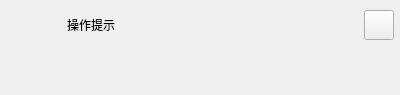
Before: the Qt Designer form client/utils/systemmessage/tipsdlgview.ui in zhuzongdong123/ProcessingSoftware, drawn with Qt 5.
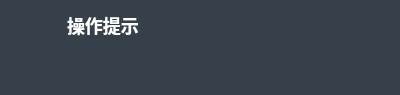
After: the same form once the commit is applied. Icons and pictures are not drawn.

Patch:
```diff
--- a/client/utils/systemmessage/tipsdlgview.ui
+++ b/client/utils/systemmessage/tipsdlgview.ui
@@ -16,9 +16,21 @@
     <height>16777215</height>
    </size>
   </property>
+  <property name="font">
+   <font>
+    <pointsize>-1</pointsize>
+    <weight>75</weight>
+    <bold>true</bold>
+   </font>
+  </property>
   <property name="windowTitle">
    <string>Dialog</string>
   </property>
+  <property name="styleSheet">
+   <string notr="true">#TipsDlgView{background-color: rgb(54, 64, 74);}
+
+QWidget{font-size:18px;color:rgb(255,255,255)}</string>
+  </property>
   <layout class="QHBoxLayout" name="horizontalLayout_2" stretch="1,6">
    <property name="leftMargin">
     <number>6</number>
@@ -131,11 +143,21 @@
           </size>
          </property>
          <property name="styleSheet">
-          <string notr="true"/>
+          <string notr="true">border:none;</string>
          </property>
          <property name="text">
           <string/>
          </property>
+         <property name="icon">
+          <iconset resource="../../myicon.qrc">
+           <normaloff>:/resources/image/icon-close.png</normaloff>:/resources/image/icon-close.png</iconset>
+         </property>
+         <property name="iconSize">
+          <size>
+           <width>16</width>
+           <height>16</height>
+          </size>
+         </property>
         </widget>
        </item>
       </layout>
```
Left out of the diff: 12 changed lines with no effect on the pictures.
